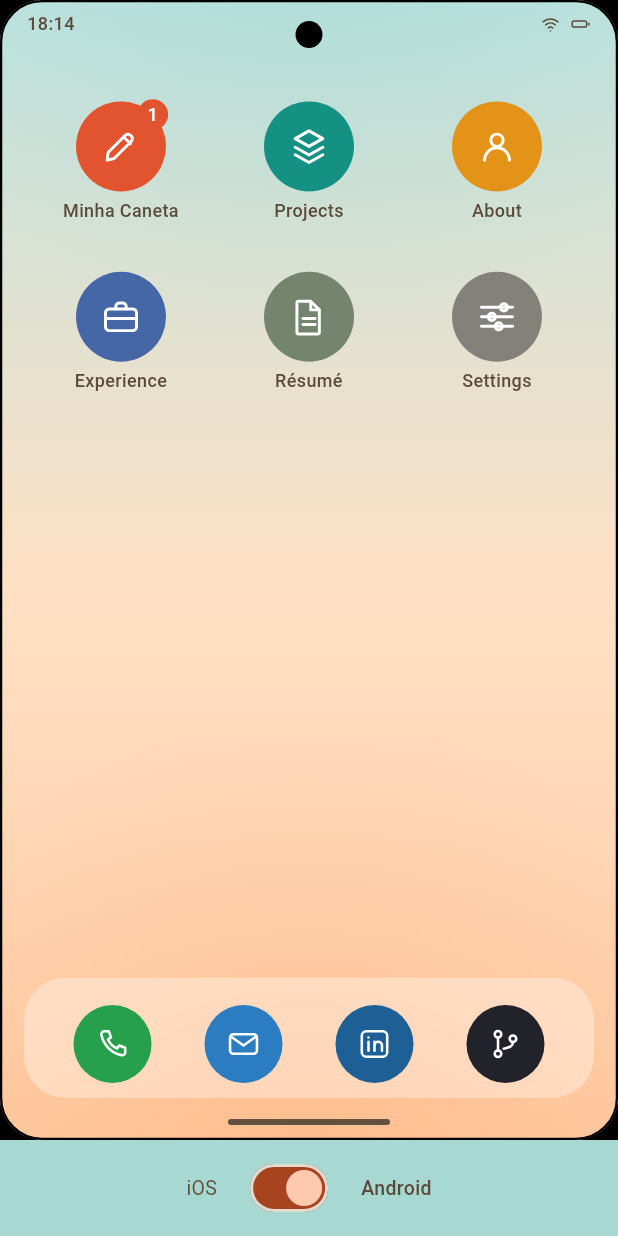
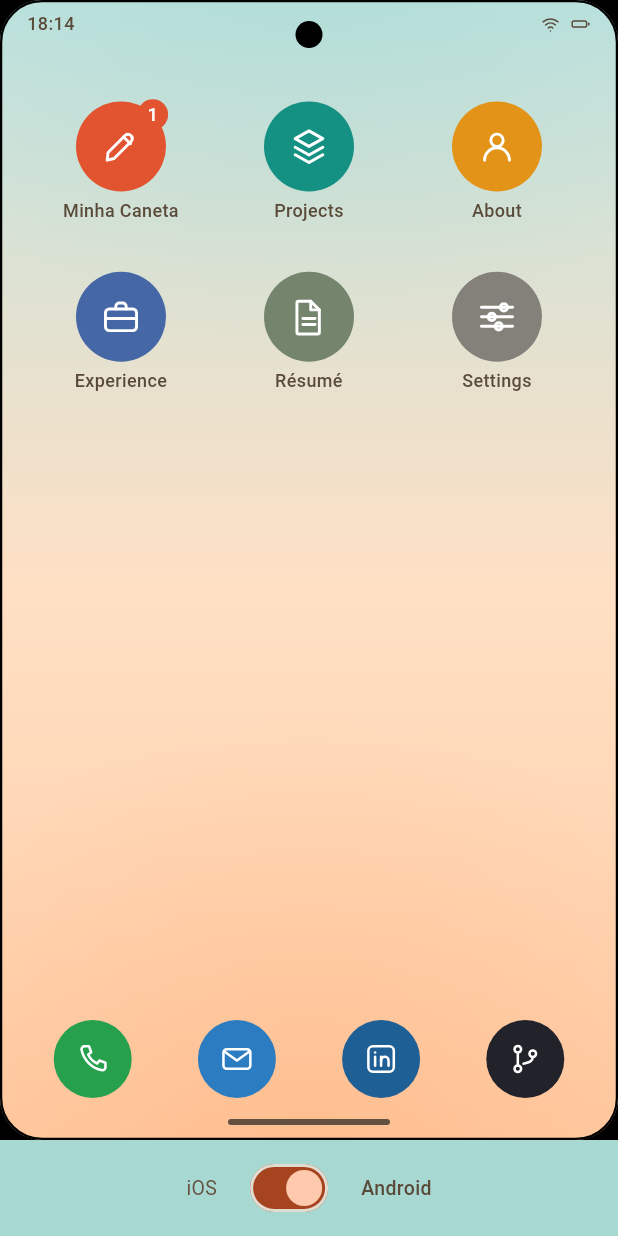
Before and after one commit to brunordrdev/portfolio-os, a Flutter app: the HomeScreen screen opened by its route, on a phone screen of 412 x 824 dp. Run offline on Flutter 3.47's test engine with Material 3 defaults, Android fonts, the phone set to English and light mode, and no system bars; our stand-ins replace clock, flutter_svg, go_router, shared_preferences; accounts and stored records are empty.

Commit message:
A doca vira membro da costura
O contêiner fosco era estilo de plataforma escrito dentro da tela inicial:
raio de superfície, desfoque e preenchimento decididos por quem só deveria
estar dizendo quais quatro canais existem. Agora é `dock`, e cada pele
responde — vidro fosco no iOS, filho direto no Android, onde os ícones
ficam soltos sobre o papel de parede.

A tela inicial perdeu dezesseis linhas e não ganhou nenhuma.

`dockFill` ficou com um leitor só, dentro da pele iOS, o que é coerente: é
o vidro de uma plataforma, não uma cor do sistema. `surfaceRadius` também
não é mais lido por tela nenhuma — só pelas duas peles, uma para o vidro e
outra para o canto do voltar preditivo.

Co-Authored-By: Claude Opus 5 (1M context) <noreply@anthropic.com>

```diff
--- a/lib/core/platform/android_spec.dart
+++ b/lib/core/platform/android_spec.dart
@@ -76,6 +76,11 @@ class AndroidSpec extends PlatformSpec {
   // a barra colada na borda.
   @override
   double get systemChromeHeight => 32;
+
+  // Sem cápsula: no Android os ícones da doca ficam soltos sobre o papel de
+  // parede. Nada de contêiner, nada de desfoque — só os ícones.
+  @override
+  Widget dock({required Widget child}) => child;
 
   // Furo de câmera redondo, canto mais fechado e borda fina.
   @override
--- a/lib/core/platform/platform_spec.dart
+++ b/lib/core/platform/platform_spec.dart
@@ -111,6 +111,14 @@ abstract class PlatformSpec {
     required ValueChanged<bool> onChanged,
   });
 
+  /// A doca: como os quatro canais de contato se apoiam no papel de parede.
+  ///
+  /// No iOS eles vivem dentro de um contêiner fosco; no Android ficam soltos
+  /// sobre o papel de parede, sem cápsula e sem desfoque. É estilo de
+  /// plataforma, e até este membro existir ele estava escrito dentro da tela
+  /// inicial — que é o tipo de vazamento que a costura existe para impedir.
+  Widget dock({required Widget child});
+
   /// A moldura física do aparelho, desenhada por cima de tudo.
   ///
   /// É o cromo que não é do sistema operacional e sim do vidro em volta
--- a/lib/features/home/home_screen.dart
+++ b/lib/features/home/home_screen.dart
@@ -1,5 +1,3 @@
-import 'dart:ui' show ImageFilter;
-
 import 'package:flutter/material.dart';
 import 'package:go_router/go_router.dart';
 
@@ -122,18 +120,7 @@ class HomeScreen extends StatelessWidget {
               ),
             ),
             const Spacer(),
-            Padding(
-              padding: const EdgeInsets.symmetric(horizontal: 16),
-              child: ClipRRect(
-                borderRadius: BorderRadius.circular(spec.surfaceRadius),
-                child: BackdropFilter(
-                  filter: ImageFilter.blur(sigmaX: 16, sigmaY: 16),
-                  child: Container(
-                    color: tokens.dockFill,
-                    padding: const EdgeInsets.symmetric(
-                      vertical: 10,
-                      horizontal: 6,
-                    ),
+            spec.dock(
               child: Row(
                 mainAxisAlignment: MainAxisAlignment.spaceEvenly,
                 children: [
@@ -148,9 +135,6 @@ class HomeScreen extends StatelessWidget {
                       onTap: (_) => openExternal(channel.url),
                     ),
                 ],
-                    ),
-                  ),
-                ),
               ),
             ),
             const SizedBox(height: 14),
```
Also changed, not shown: lib/core/platform/ios_spec.dart (+30 -0 lines), 1 other file. Lines whose indentation alone changed are shown as unchanged.
